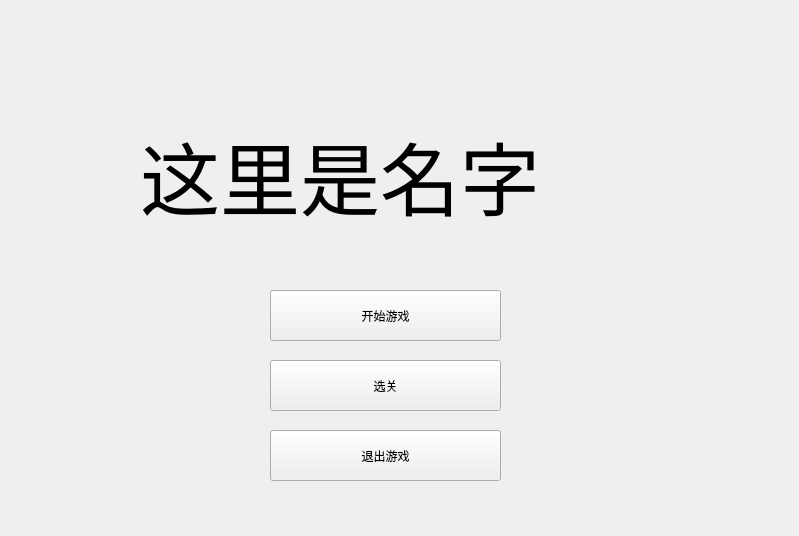
Qt form widget.ui (JinxianRen/qtgame) before a commit.
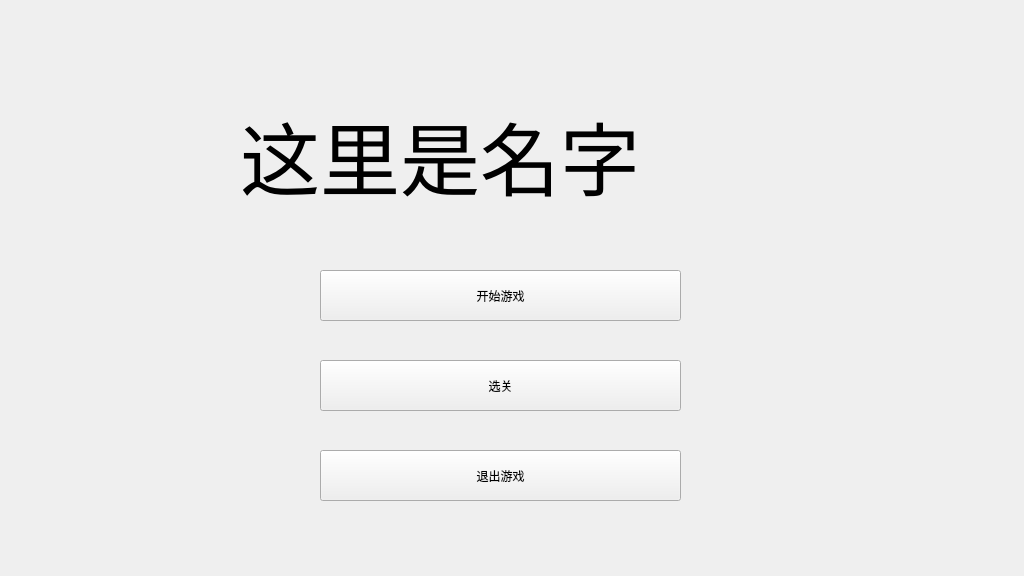
The same form after that commit.

```diff
--- a/widget.ui
+++ b/widget.ui
@@ -2,13 +2,17 @@
 <ui version="4.0">
  <class>Widget</class>
  <widget class="QWidget" name="Widget">
-  <property name="geometry">
-   <rect>
-    <x>0</x>
-    <y>0</y>
-    <width>799</width>
-    <height>536</height>
-   </rect>
+  <property name="minimumSize">
+   <size>
+    <width>1024</width>
+    <height>576</height>
+   </size>
+  </property>
+  <property name="maximumSize">
+   <size>
+    <width>1024</width>
+    <height>576</height>
+   </size>
   </property>
   <property name="windowTitle">
    <string>Widget</string>
@@ -16,9 +20,9 @@
   <widget class="QPushButton" name="pushButton">
    <property name="geometry">
     <rect>
-     <x>270</x>
-     <y>290</y>
-     <width>231</width>
+     <x>320</x>
+     <y>270</y>
+     <width>361</width>
      <height>51</height>
     </rect>
    </property>
@@ -29,9 +33,9 @@
   <widget class="QPushButton" name="pushButton_2">
    <property name="geometry">
     <rect>
-     <x>270</x>
+     <x>320</x>
      <y>360</y>
-     <width>231</width>
+     <width>361</width>
      <height>51</height>
     </rect>
    </property>
@@ -42,9 +46,9 @@
   <widget class="QPushButton" name="pushButton_3">
    <property name="geometry">
     <rect>
-     <x>270</x>
-     <y>430</y>
-     <width>231</width>
+     <x>320</x>
+     <y>450</y>
+     <width>361</width>
      <height>51</height>
     </rect>
    </property>
@@ -55,8 +59,8 @@
   <widget class="QLabel" name="label">
    <property name="geometry">
     <rect>
-     <x>140</x>
-     <y>110</y>
+     <x>240</x>
+     <y>90</y>
      <width>521</width>
      <height>131</height>
     </rect>
```
